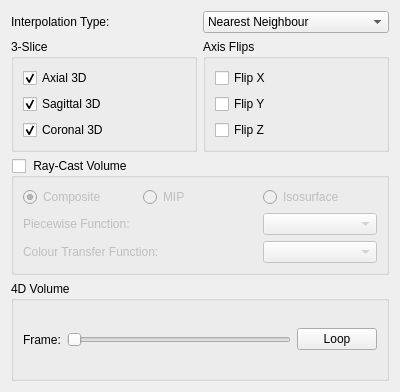
Above: rtUI/volume3DOptions.ui from pengwg/vurtigo before the change. Below: the same form after it.
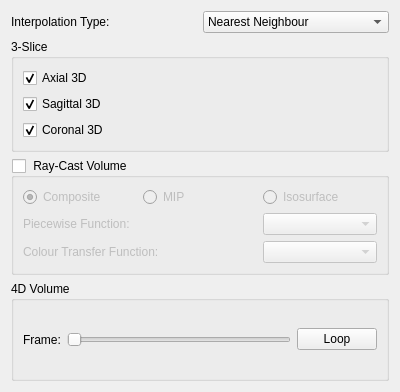
That is the form after the change.

What changed in the file:
```diff
--- a/rtUI/volume3DOptions.ui
+++ b/rtUI/volume3DOptions.ui
@@ -85,36 +85,6 @@
        </layout>
       </widget>
      </item>
-     <item>
-      <widget class="QGroupBox" name="groupBox_2">
-       <property name="title">
-        <string>Axis Flips</string>
-       </property>
-       <layout class="QVBoxLayout" name="verticalLayout">
-        <item>
-         <widget class="QCheckBox" name="flipXCheck">
-          <property name="text">
-           <string>Flip X</string>
-          </property>
-         </widget>
-        </item>
-        <item>
-         <widget class="QCheckBox" name="flipYCheck">
-          <property name="text">
-           <string>Flip Y</string>
-          </property>
-         </widget>
-        </item>
-        <item>
-         <widget class="QCheckBox" name="flipZCheck">
-          <property name="text">
-           <string>Flip Z</string>
-          </property>
-         </widget>
-        </item>
-       </layout>
-      </widget>
-     </item>
     </layout>
    </item>
    <item>
```
